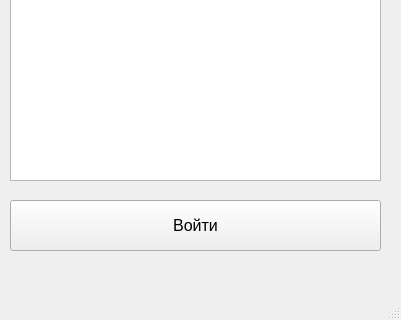
Before: the Qt Designer form mainwindow.ui in unix-admin/ita_cource, drawn with Qt 5; both pictures show x 0 to 401 and y 397 to 717 of the 401 by 717 pixel window.
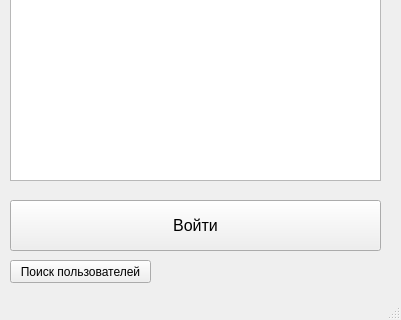
After: the same form once the commit is applied.

Commit message: added search user form

The edit to the form file:
```diff
--- a/mainwindow.ui
+++ b/mainwindow.ui
@@ -86,6 +86,19 @@
      </font>
     </property>
    </widget>
+   <widget class="QPushButton" name="userSearchButton">
+    <property name="geometry">
+     <rect>
+      <x>10</x>
+      <y>640</y>
+      <width>141</width>
+      <height>23</height>
+     </rect>
+    </property>
+    <property name="text">
+     <string>Поиск пользователей</string>
+    </property>
+   </widget>
   </widget>
   <widget class="QMenuBar" name="menuBar">
    <property name="geometry">
```
The commit also changes 8 other files.
